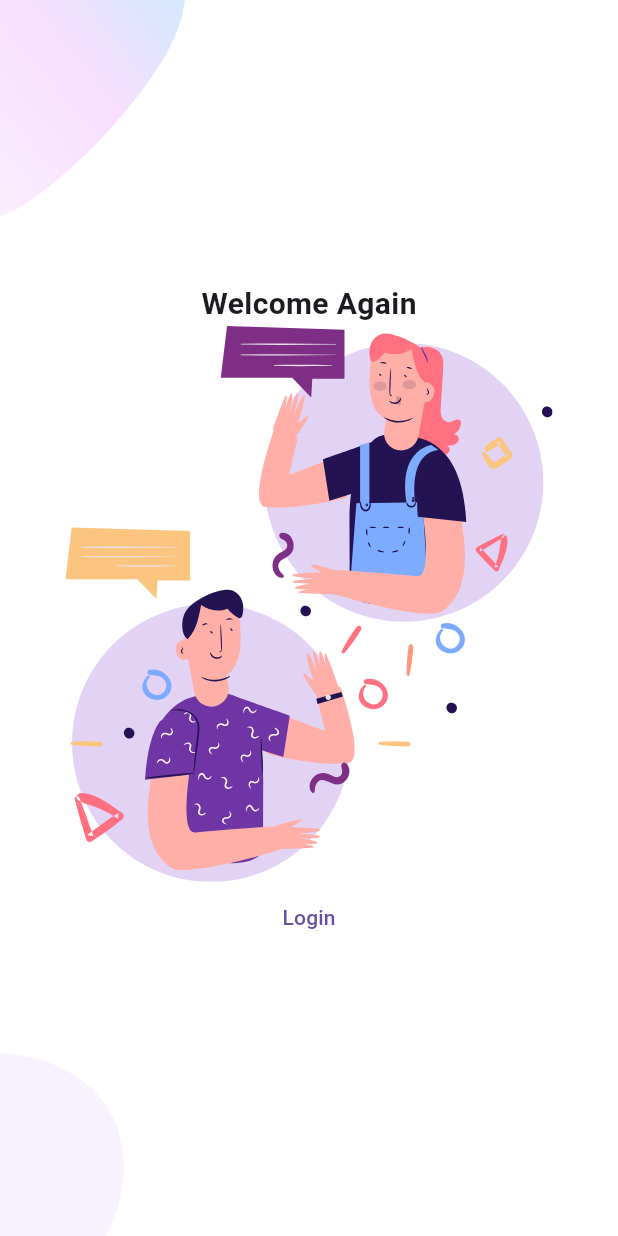
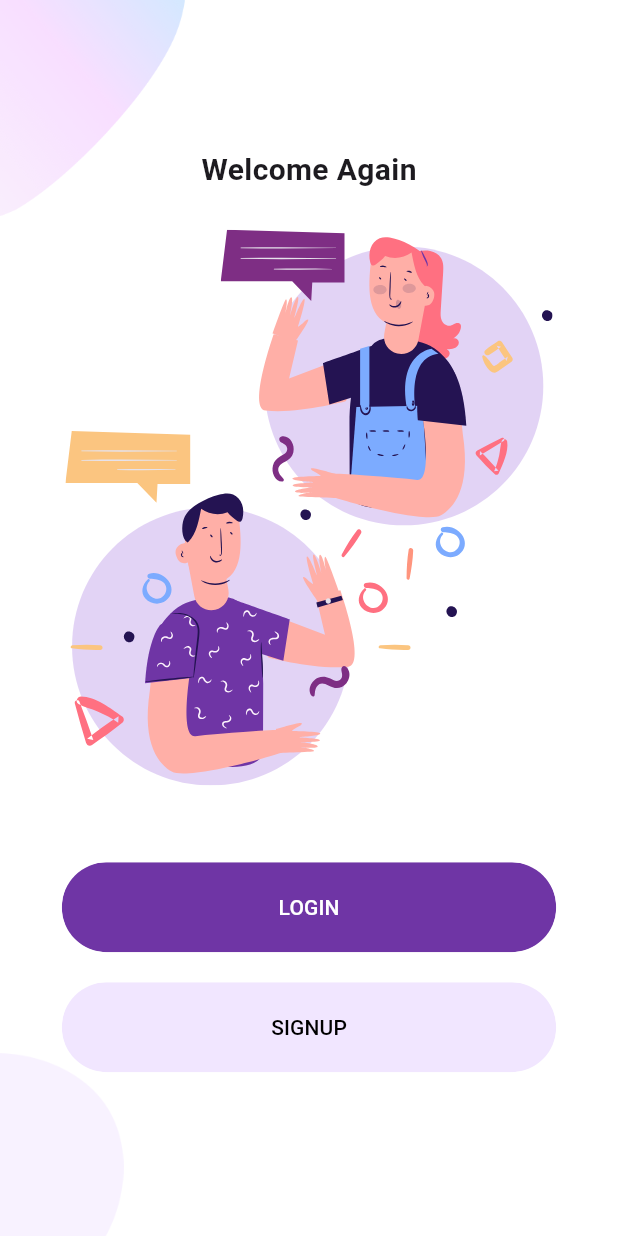
Before and after one commit to OsamaBsharat/Welcome-signin-signup-screen-flutter, a Flutter app: the screen it shows after launch, on a phone screen of 412 x 824 dp. Run offline on Flutter 3.47's test engine with Material 3 defaults, Android fonts, the light colour scheme and no system bars; our stand-ins replace flutter_svg.

Commit message:
welcome-update-commit

```diff
--- a/lib/Screens/Welcome/components/body.dart
+++ b/lib/Screens/Welcome/components/body.dart
@@ -1,9 +1,9 @@
-import 'dart:html';
-
 import 'package:flutter/material.dart';
 import 'package:flutter/widgets.dart';
 import 'package:flutter_svg/flutter_svg.dart';
 import 'package:welcome_signin_signup/Screens/Welcome/components/background.dart';
+import 'package:welcome_signin_signup/components/rounded_button.dart';
+import 'package:welcome_signin_signup/constants.dart';
 
 class Body extends StatelessWidget {
   const Body({super.key});
@@ -12,25 +12,38 @@ class Body extends StatelessWidget {
   Widget build(BuildContext context) {
     Size size = MediaQuery.of(context).size;
     return Background(
+      child: SingleChildScrollView(
         child: Column(
           mainAxisAlignment: MainAxisAlignment.center,
           children: <Widget>[
-          Text(
+            const Text(
               "Welcome Again",
               style: TextStyle(
                 fontSize: 20,
                 fontWeight: FontWeight.w600,
               ),
             ),
+            SizedBox(
+              height: size.height * 0.03,
+            ),
             SvgPicture.asset(
               "assests/icons/chat.svg",
               height: size.height * 0.45,
             ),
-          TextButton(
-            onPressed: () {},
-            child: Text("Login"),
+            SizedBox(
+              height: size.height * 0.05,
             ),
+            RoundedButton(
+              text: "LOGIN",
+              press: () {},
+            ),
+            RoundedButton(
+                text: "SIGNUP",
+                color: primaryLightColor,
+                textColor: Colors.black,
+                press: () {}),
           ],
+        ),
       ),
     );
   }
--- /dev/null
+++ b/lib/components/rounded_button.dart
@@ -0,0 +1,38 @@
+import 'package:flutter/material.dart';
+import 'package:welcome_signin_signup/constants.dart';
+
+class RoundedButton extends StatelessWidget {
+  final String text;
+  final VoidCallback press;
+  final Color color, textColor;
+
+  const RoundedButton(
+      {super.key,
+      required this.text,
+      required this.press,
+      this.color = primaryColor,
+      this.textColor = Colors.white});
+
+  @override
+  Widget build(BuildContext context) {
+    Size size = MediaQuery.of(context).size;
+    return Container(
+      margin: EdgeInsets.symmetric(vertical: 10),
+      width: size.width * 0.8,
+      child: ClipRRect(
+        borderRadius: BorderRadius.circular(29),
+        child: TextButton(
+          style: TextButton.styleFrom(
+            backgroundColor: color,
+            padding: const EdgeInsets.symmetric(vertical: 20, horizontal: 40),
+          ),
+          onPressed: press,
+          child: Text(text,
+              style: TextStyle(
+                color: textColor,
+              )),
+        ),
+      ),
+    );
+  }
+}
```
Lines whose indentation alone changed are shown as unchanged.
